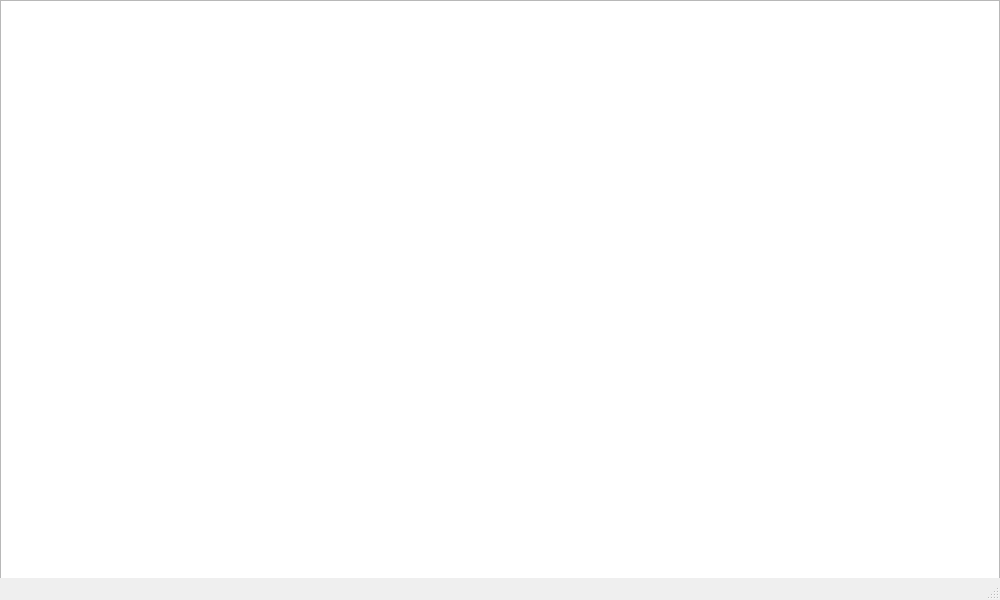
Before: the Qt Designer form Codigo/mainwindow.ui in mxgxr/ProyectoFinal, drawn with Qt 5.
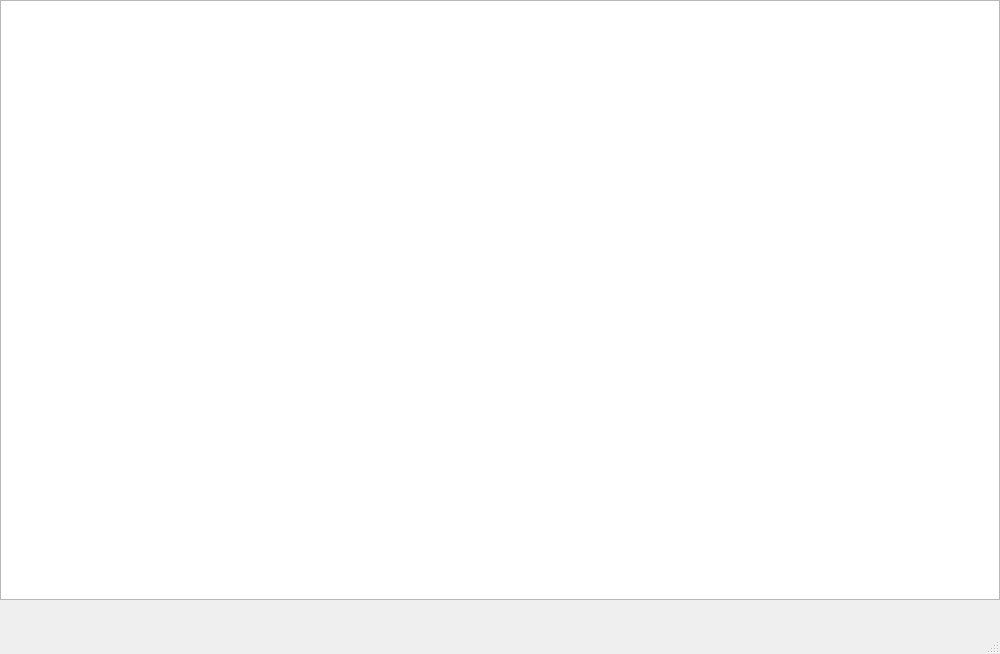
After: the same form once the commit is applied.

What changed in the file:
```diff
--- a/Codigo/mainwindow.ui
+++ b/Codigo/mainwindow.ui
@@ -7,7 +7,7 @@
     <x>0</x>
     <y>0</y>
     <width>1000</width>
-    <height>600</height>
+    <height>654</height>
    </rect>
   </property>
   <property name="windowTitle">
```
